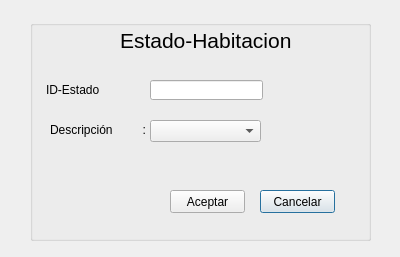
Above: Sistema_de_Registro_de_Hotel/gui_estado_habitacion.ui from JeffersonFarCar/Sistema-de-Registro-de-Hotel before the change. Below: the same form after it.
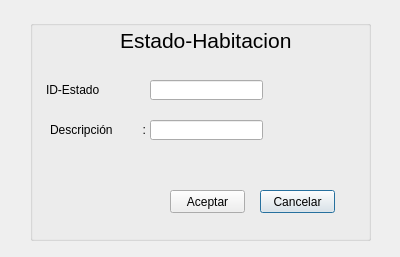
That is the form after the change.

The edit to the form file:
```diff
--- a/Sistema_de_Registro_de_Hotel/gui_estado_habitacion.ui
+++ b/Sistema_de_Registro_de_Hotel/gui_estado_habitacion.ui
@@ -77,16 +77,6 @@
      <string>Cancelar</string>
     </property>
    </widget>
-   <widget class="QComboBox" name="comboBox">
-    <property name="geometry">
-     <rect>
-      <x>120</x>
-      <y>100</y>
-      <width>111</width>
-      <height>22</height>
-     </rect>
-    </property>
-   </widget>
    <widget class="QPushButton" name="pushButton_2">
     <property name="geometry">
      <rect>
@@ -118,6 +108,16 @@
      <string>Estado-Habitacion</string>
     </property>
    </widget>
+   <widget class="QLineEdit" name="desnuevolineEdit">
+    <property name="geometry">
+     <rect>
+      <x>120</x>
+      <y>100</y>
+      <width>113</width>
+      <height>20</height>
+     </rect>
+    </property>
+   </widget>
   </widget>
  </widget>
  <resources/>
```
